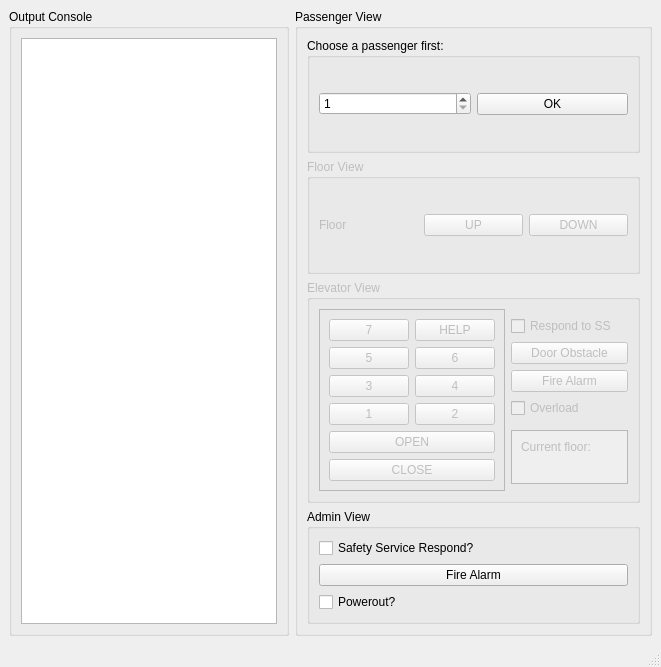
First picture: the form in mainwindow.ui, repository JennyHo5/elevator-simulator, before the edit.
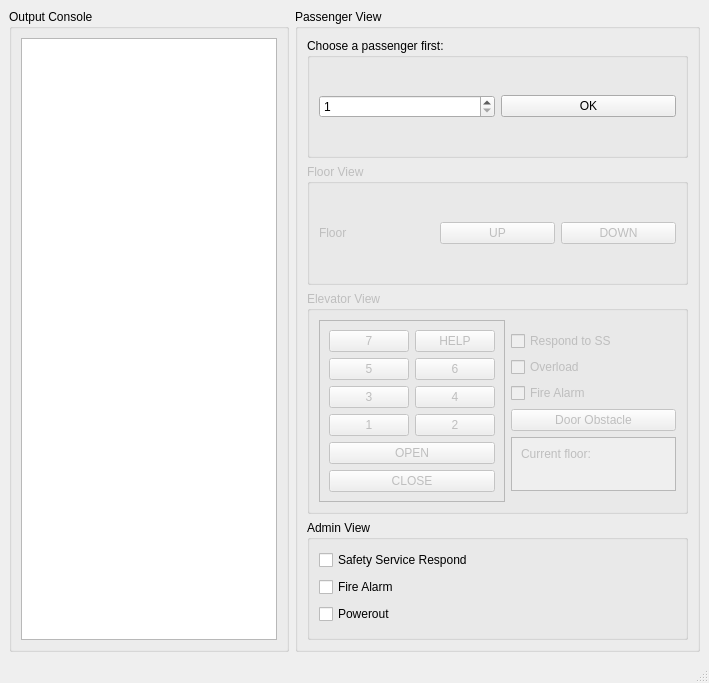
Second picture: the form after the edit.

Commit message: Implemented fire alarm again

What changed in the file:
```diff
--- a/mainwindow.ui
+++ b/mainwindow.ui
@@ -6,8 +6,8 @@
    <rect>
     <x>0</x>
     <y>0</y>
-    <width>661</width>
-    <height>667</height>
+    <width>709</width>
+    <height>683</height>
    </rect>
   </property>
   <property name="windowTitle">
@@ -101,7 +101,14 @@
           <string>Elevator View</string>
          </property>
          <layout class="QGridLayout" name="gridLayout_2">
-          <item row="0" column="0" rowspan="8">
+          <item row="4" column="1">
+           <widget class="QPushButton" name="doorObstacleButton">
+            <property name="text">
+             <string>Door Obstacle</string>
+            </property>
+           </widget>
+          </item>
+          <item row="0" column="0" rowspan="7">
            <widget class="QFrame" name="elevatorPanel">
             <property name="frameShape">
              <enum>QFrame::StyledPanel</enum>
@@ -183,7 +190,14 @@
             </layout>
            </widget>
           </item>
-          <item row="6" column="1">
+          <item row="2" column="1">
+           <widget class="QCheckBox" name="overloadCheckBox">
+            <property name="text">
+             <string>Overload</string>
+            </property>
+           </widget>
+          </item>
+          <item row="5" column="1">
            <widget class="QFrame" name="displayFrame">
             <property name="autoFillBackground">
              <bool>true</bool>
@@ -227,20 +241,6 @@
             </layout>
            </widget>
           </item>
-          <item row="2" column="1">
-           <widget class="QPushButton" name="doorObstacleButton">
-            <property name="text">
-             <string>Door Obstacle</string>
-            </property>
-           </widget>
-          </item>
-          <item row="4" column="1">
-           <widget class="QCheckBox" name="overloadCheckBox">
-            <property name="text">
-             <string>Overload</string>
-            </property>
-           </widget>
-          </item>
           <item row="1" column="1">
            <widget class="QCheckBox" name="passengerRespondCheckBox">
             <property name="text">
@@ -249,7 +249,7 @@
            </widget>
           </item>
           <item row="3" column="1">
-           <widget class="QPushButton" name="elevatorFireAlarmButton">
+           <widget class="QCheckBox" name="fireAlarmElevatorCheckBox">
             <property name="text">
              <string>Fire Alarm</string>
             </property>
@@ -264,27 +264,27 @@
           <string>Admin View</string>
          </property>
          <layout class="QGridLayout" name="gridLayout_3">
+          <item row="2" column="0">
+           <widget class="QCheckBox" name="poweroutCheckBox">
+            <property name="text">
+             <string>Powerout</string>
+            </property>
+           </widget>
+          </item>
           <item row="0" column="0">
            <widget class="QCheckBox" name="safetyServiceCheckBox">
             <property name="text">
-             <string>Safety Service Respond?</string>
+             <string>Safety Service Respond</string>
             </property>
            </widget>
           </item>
           <item row="1" column="0">
-           <widget class="QPushButton" name="buildingFireButton">
+           <widget class="QCheckBox" name="fireAlarmBuildingCheckBox">
             <property name="text">
              <string>Fire Alarm</string>
             </property>
            </widget>
           </item>
-          <item row="2" column="0">
-           <widget class="QCheckBox" name="poweroutCheckBox">
-            <property name="text">
-             <string>Powerout?</string>
-            </property>
-           </widget>
-          </item>
          </layout>
         </widget>
        </item>
```
Left out of the diff: 4 changed lines with no effect on the pictures. The commit also changes 6 other files.
